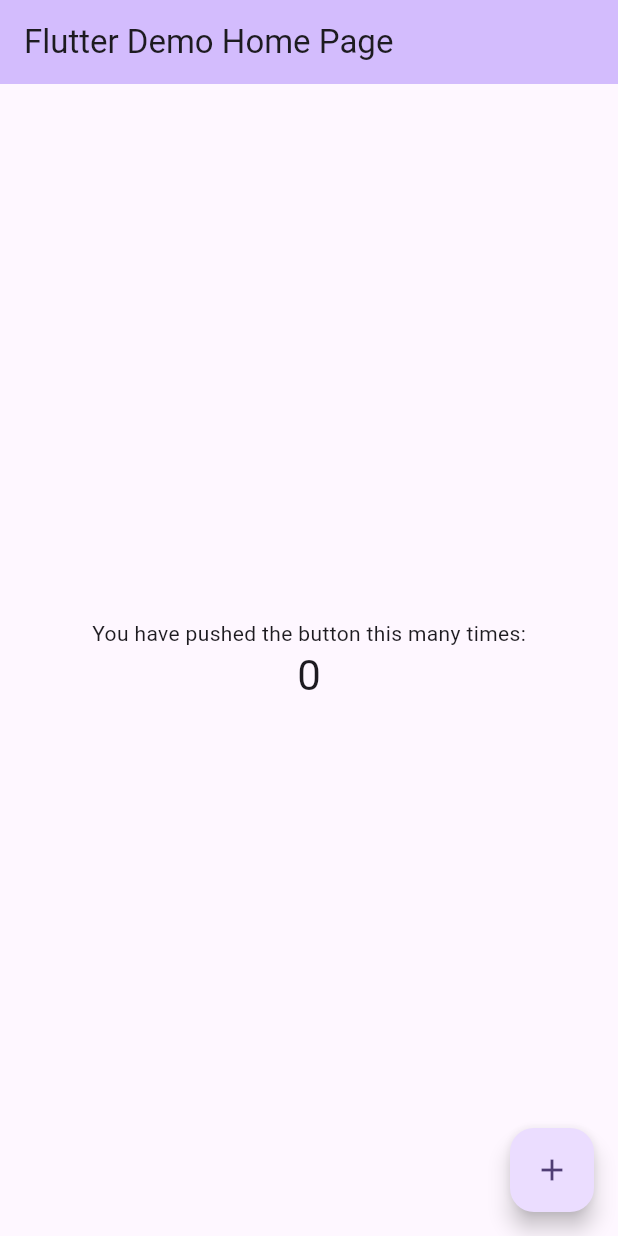
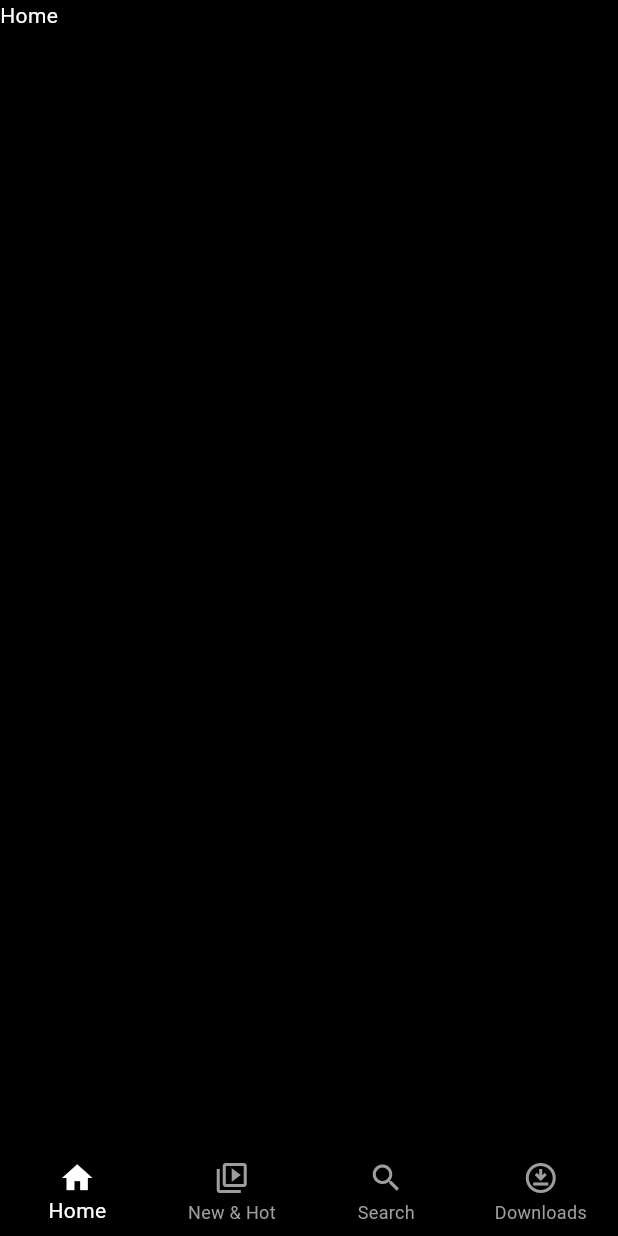
Before and after one commit to VyshnavCM/netflixUI, a Flutter app: the screen it shows after launch, on a phone screen of 412 x 824 dp. Run offline on Flutter 3.47's test engine with Material 2 defaults, Android fonts, the phone set to English and light mode, and no system bars; our stand-ins replace google_fonts.

Commit message:
Downloads UI

```diff
--- /dev/null
+++ b/lib/core/constatnts.dart
@@ -0,0 +1,4 @@
+import 'package:flutter/material.dart';
+
+const KWidth = SizedBox(width: 10,);
+const KHeight = SizedBox(height: 20,);
--- a/lib/main.dart
+++ b/lib/main.dart
@@ -1,4 +1,6 @@
 import 'package:flutter/material.dart';
+import 'package:netflix/core/colors/colors.dart';
+import 'package:netflix/presentation/mian_page/screen_main_page.dart';
 
 void main() {
   runApp(const MyApp());
@@ -12,60 +14,17 @@ class MyApp extends StatelessWidget {
   Widget build(BuildContext context) {
     return MaterialApp(
       title: 'Flutter Demo',
+     debugShowCheckedModeBanner: false,
       theme: ThemeData(
-        colorScheme: ColorScheme.fromSeed(seedColor: Colors.deepPurple),
+        scaffoldBackgroundColor: backgroundColor,
+        colorScheme:const ColorScheme.dark(),
+        textTheme:const TextTheme(
+
+
+        ),
         useMaterial3: true,
       ),
-      home: const MyHomePage(title: 'Flutter Demo Home Page'),
+      home: ScreenMainPage(),
     );
   }
 }
-
-class MyHomePage extends StatefulWidget {
-  const MyHomePage({super.key, required this.title});
-
-  final String title;
-
-  @override
-  State<MyHomePage> createState() => _MyHomePageState();
-}
-
-class _MyHomePageState extends State<MyHomePage> {
-  int _counter = 0;
-
-  void _incrementCounter() {
-    setState(() {
-      _counter++;
-    });
-  }
-
-
-  @override
-  Widget build(BuildContext context) {
-    return Scaffold(
-      appBar: AppBar(
-        backgroundColor: Theme.of(context).colorScheme.inversePrimary,
-        title: Text(widget.title),
-      ),
-      body: Center(
-        child: Column(
-          mainAxisAlignment: MainAxisAlignment.center,
-          children: <Widget>[
-            const Text(
-              'You have pushed the button this many times:',
-            ),
-            Text(
-              '$_counter',
-              style: Theme.of(context).textTheme.headlineMedium,
-            ),
-          ],
-        ),
-      ),
-      floatingActionButton: FloatingActionButton(
-        onPressed: _incrementCounter,
-        tooltip: 'Increment',
-        child: const Icon(Icons.add),
-      ),
-    );
-  }
-}
--- /dev/null
+++ b/lib/presentation/home/screen_home.dart
@@ -0,0 +1,12 @@
+import 'package:flutter/material.dart';
+
+class ScreenHome extends StatelessWidget {
+  const ScreenHome({super.key});
+
+  @override
+  Widget build(BuildContext context) {
+    return Scaffold(
+      body: Text('Home'),
+    );
+  }
+}
--- /dev/null
+++ b/lib/presentation/mian_page/screen_main_page.dart
@@ -0,0 +1,32 @@
+import 'package:flutter/material.dart';
+import 'package:netflix/core/colors/colors.dart';
+import 'package:netflix/presentation/downloads/screen_downloads.dart';
+import 'package:netflix/presentation/home/screen_home.dart';
+import 'package:netflix/presentation/mian_page/widgets/bottom_nav.dart';
+import 'package:netflix/presentation/new_and_hot/screen_new_and_hot.dart';
+import 'package:netflix/presentation/search/screen_search.dart';
+
+class ScreenMainPage extends StatelessWidget {
+   ScreenMainPage({super.key});
+  final _pages = [
+    const ScreenHome(),
+    const ScreenNewAndHot(),
+    const ScreenSearch(),
+    ScreenDownloads(),
+
+
+  ];
+  @override
+  Widget build(BuildContext context) {
+    return  Scaffold(
+
+      backgroundColor: backgroundColor,
+      body: SafeArea(
+        child: ValueListenableBuilder(valueListenable: indexChangeNotifier, builder:(context,int index, _) {
+          return _pages[index];
+        }),
+      ),
+      bottomNavigationBar: const BottomNavigationWidget()
+    );
+  }
+}
--- /dev/null
+++ b/lib/presentation/mian_page/widgets/bottom_nav.dart
@@ -0,0 +1,51 @@
+import 'package:flutter/material.dart';
+
+ValueNotifier<int> indexChangeNotifier = ValueNotifier(0);
+
+class BottomNavigationWidget extends StatelessWidget {
+  const BottomNavigationWidget({super.key});
+
+  @override
+  Widget build(BuildContext context) {
+    return ValueListenableBuilder(valueListenable: indexChangeNotifier, builder:(context,int newIndex, _) {
+       return BottomNavigationBar(
+      currentIndex: newIndex ,
+      onTap: (index){
+        indexChangeNotifier.value = index;
+      },
+      type: BottomNavigationBarType.fixed,
+      backgroundColor: Colors.black,
+      selectedItemColor: Colors.white,
+      unselectedItemColor: Colors.grey,
+      selectedIconTheme:const IconThemeData(
+        color: Colors.white,
+      ),
+      unselectedIconTheme:const IconThemeData(
+        color: Colors.grey,
+      ),
+      items: const [
+        BottomNavigationBarItem(
+            icon: Icon(
+              Icons.home,
+            ),
+            label: 'Home'),
+        BottomNavigationBarItem(
+            icon: Icon(
+              Icons.video_library_outlined,
+            ),
+            label: 'New & Hot'),
+        BottomNavigationBarItem(
+            icon: Icon(
+              Icons.search,
+            ),
+            label: 'Search'),
+        BottomNavigationBarItem(
+            icon: Icon(
+              Icons.download_for_offline_outlined,
+            ),
+            label: 'Downloads'),
+      ],
+    );
+    } );
+  }
+}
```
Also changed, not shown: lib/core/colors/colors.dart (added, +8 -0 lines), lib/presentation/downloads/screen_downloads.dart (added, +210 -0 lines), lib/presentation/new_and_hot/screen_new_and_hot.dart (added, +14 -0 lines), lib/presentation/search/screen_search.dart (added, +38 -0 lines), lib/presentation/search/widget/search_idle.dart (added, +18 -0 lines), lib/presentation/widgets/app_bar_widget.dart (added, +31 -0 lines), pubspec.yaml (+4 -12 lines), pubspec.lock, 1 other file.
